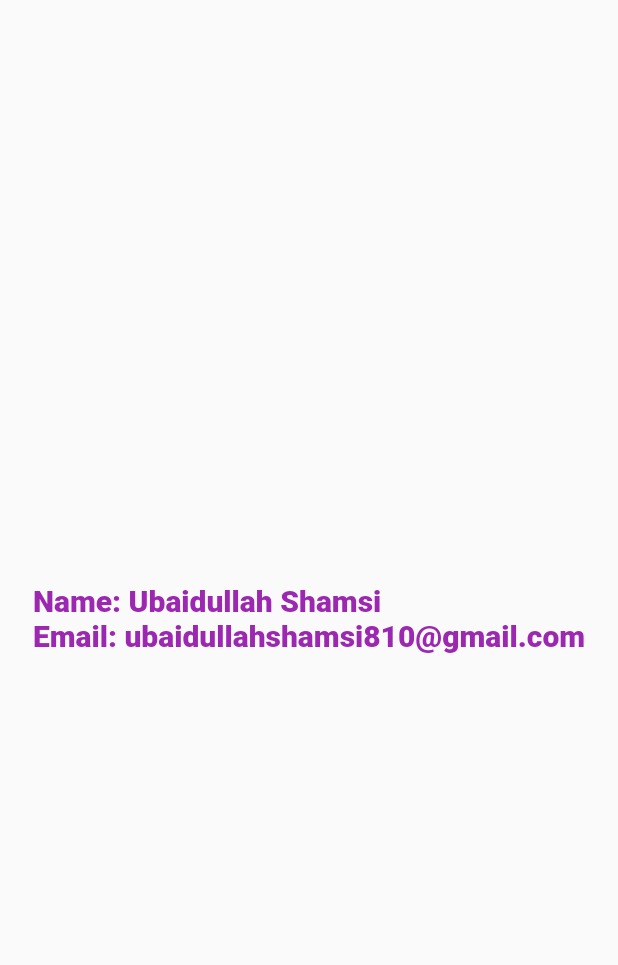
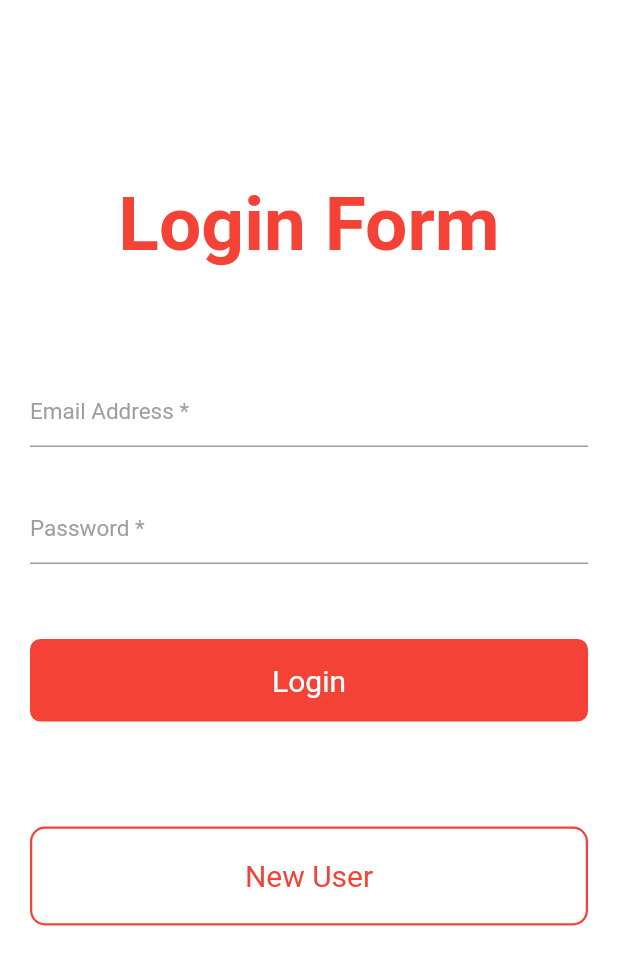
Before and after one commit to Shamsi12/login_assignment, a Flutter app: the screen it shows after launch, on a phone screen of 412 x 824 dp. Shown: the top 965 px of the screen. Run offline on Flutter 3.47's test engine with Material 2 defaults, Android fonts, the phone set to English and light mode, and no system bars; our stand-ins replace google_fonts.

Commit message:
first commit

```diff
--- a/lib/main.dart
+++ b/lib/main.dart
@@ -1,26 +1,134 @@
 import 'package:flutter/material.dart';
+import 'package:google_fonts/google_fonts.dart';
 
 void main() {
   runApp(MyApp());
 }
 
 class MyApp extends StatelessWidget {
+  final _formKey= GlobalKey<FormState>();
   @override
   Widget build(BuildContext context) {
     return MaterialApp(
-      home: Scaffold(
-        body:Center(
-        child:Text(
-          "Name: Ubaidullah Shamsi\nEmail: ubaidullahshamsi810@gmail.com",
-          style: TextStyle(
-            fontSize: 20,
-            fontWeight: FontWeight.w800,
-            color: Colors.purple
+      home:Scaffold(
+      body: SafeArea(
+          child: Form(
+            key: _formKey,
+            autovalidateMode: AutovalidateMode.onUserInteraction,
+            child:Container(
+              height: double.infinity,
+              color: Colors.white,
+              padding: EdgeInsets.fromLTRB(20, 0, 20, 10),
+              child: SingleChildScrollView(
+                child:SizedBox(
+                  height: 620,
+                  child: Column(
+                    children: [
+                      SizedBox(height: 50),
+                      Container(
+                        height: 200,
+                        width: double.infinity,
+                        child: Align(
+                          alignment: Alignment.center,
+                          child: Text(
+                          "Login Form",
+                            style: GoogleFonts.aBeeZee(
+                              fontWeight: FontWeight.bold,
+                              fontSize: 50,
+                              color: Colors.red
+                            )
+                        )
+                      ),
+                      ),
+                      TextFormField(
+                        keyboardType: TextInputType.emailAddress,
+                        decoration: InputDecoration(
+                          hintText: "Email Address *",
+                          hintStyle: GoogleFonts.aBeeZee(
+                            fontSize: 15,
+                            color: Colors.grey
+                            ),
+                          focusedBorder: UnderlineInputBorder(
+                            borderSide: BorderSide(color: Colors.red,width: 2),
+                          ),
+                        ),
+                        cursorColor: Colors.red,
+                      ),
+                      SizedBox(height: 30),
+                      TextFormField(
+                        keyboardType: TextInputType.text,
+                        obscureText: true,
+                        decoration: InputDecoration(
+                          hintText: "Password *",
+                          hintStyle: GoogleFonts.aBeeZee(
+                              fontSize: 15,
+                              color: Colors.grey
+                          ),
+                          focusedBorder: UnderlineInputBorder(
+                            borderSide: BorderSide(color: Colors.red,width: 2),
+                          ),
+                        ),
+                        cursorColor: Colors.red,
+                      ),
+                      SizedBox(height: 40),
+
+                      GestureDetector(
+                        onTap: () {
+
+                        },
+                        child: Container(
+                          width: double.infinity,
+                          decoration: BoxDecoration(
+                            borderRadius: BorderRadius.circular(7),
+                            color: Colors.red,
+                          ),
+                          alignment: Alignment.center,
+                          margin: EdgeInsets.only(top: 10),
+                          padding: EdgeInsets.only(top: 16, bottom: 16),
+                          child:Text(
+                            "Login",
+                            style: GoogleFonts.aBeeZee(
+                              fontSize: 20,
+                              color: Colors.white
+                            )
+                          ),
+                        ),
+                        ),
+
+                      SizedBox(height: 60),
+                      GestureDetector(
+                        onTap: () {
+                        },
+                        child: Container(
+                          decoration: BoxDecoration(
+                            border: Border.all(
+                              color: Colors.red,
+                              style: BorderStyle.solid,
+                              width: 1.5,
+                            ),
+                            borderRadius: BorderRadius.circular(10),
+                          ),
+                          alignment: Alignment.center,
+                          padding: EdgeInsets.only(top: 20, bottom: 20),
+                          margin: EdgeInsets.only(top: 10),
+                          child: Text(
+                              "New User",
+                              style: GoogleFonts.aBeeZee(
+                                  fontSize: 20,
+                                  color: Colors.red
+                              )
+                          ),
+                        ),
+                        ),
+                    ],
+                  ),
+                ),
+              ),
+            ),
           ),
         ),
-        ),
-      ),
-      debugShowCheckedModeBanner: false,
+       ),
     );
   }
+
 }
--- a/pubspec.yaml
+++ b/pubspec.yaml
@@ -28,6 +28,7 @@ dependencies:
   # The following adds the Cupertino Icons font to your application.
   # Use with the CupertinoIcons class for iOS style icons.
   cupertino_icons: ^1.0.2
+  google_fonts: ^2.1.0
 
 dev_dependencies:
   flutter_test:
```
Also changed, not shown: pubspec.lock.
